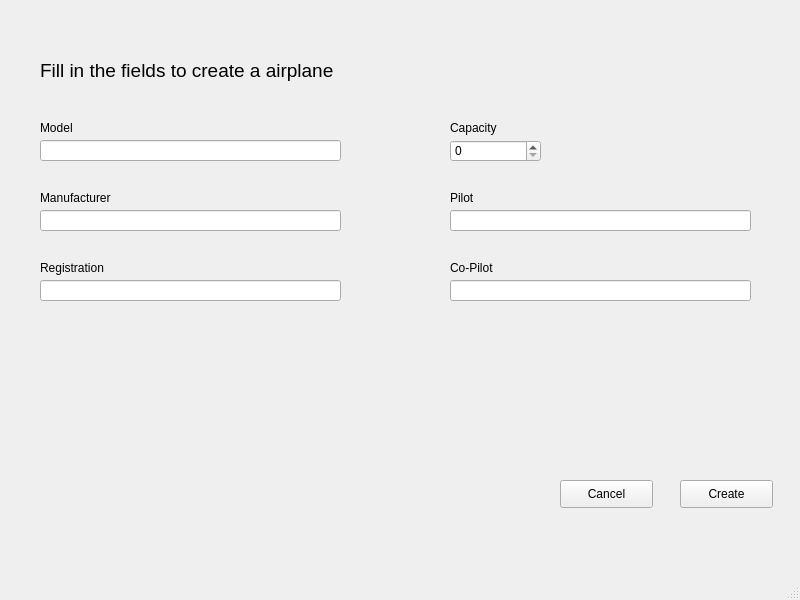
First picture: the form in GJR/views/createAirplane.ui, repository CaduRomaniello/GJR, before the edit.
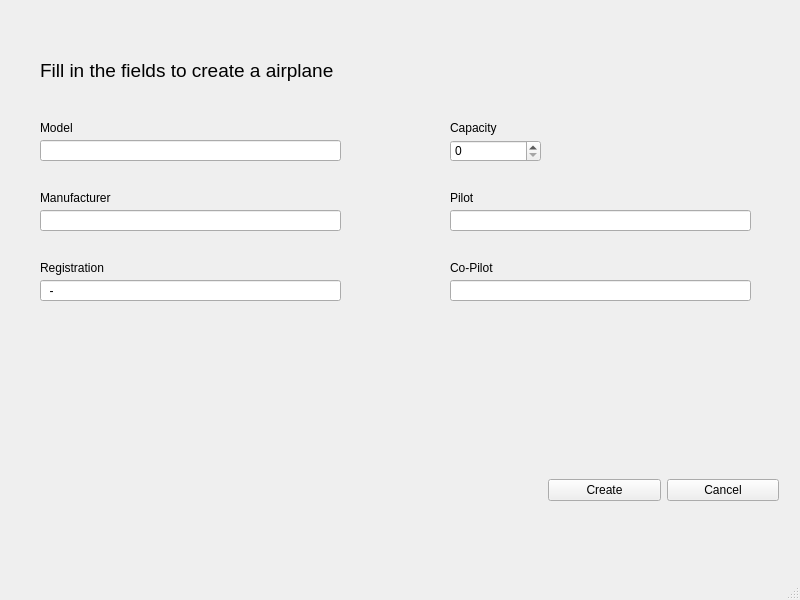
Second picture: the form after the edit.

```diff
--- a/GJR/views/createAirplane.ui
+++ b/GJR/views/createAirplane.ui
@@ -50,19 +50,6 @@
      <string>Co-Pilot</string>
     </property>
    </widget>
-   <widget class="QPushButton" name="button_create">
-    <property name="geometry">
-     <rect>
-      <x>680</x>
-      <y>480</y>
-      <width>93</width>
-      <height>28</height>
-     </rect>
-    </property>
-    <property name="text">
-     <string>Create</string>
-    </property>
-   </widget>
    <widget class="QLabel" name="label_field_capacity">
     <property name="geometry">
      <rect>
@@ -76,19 +63,6 @@
      <string>Capacity</string>
     </property>
    </widget>
-   <widget class="QPushButton" name="button_cancel">
-    <property name="geometry">
-     <rect>
-      <x>560</x>
-      <y>480</y>
-      <width>93</width>
-      <height>28</height>
-     </rect>
-    </property>
-    <property name="text">
-     <string>Cancel</string>
-    </property>
-   </widget>
    <widget class="QSpinBox" name="spin_box_capacity">
     <property name="geometry">
      <rect>
@@ -188,6 +162,24 @@
       <height>21</height>
      </rect>
     </property>
+    <property name="inputMask">
+     <string>&gt;AA-AAA</string>
+    </property>
+    <property name="text">
+     <string>-</string>
+    </property>
+    <property name="frame">
+     <bool>true</bool>
+    </property>
+    <property name="cursorPosition">
+     <number>0</number>
+    </property>
+    <property name="cursorMoveStyle">
+     <enum>Qt::LogicalMoveStyle</enum>
+    </property>
+    <property name="clearButtonEnabled">
+     <bool>false</bool>
+    </property>
    </widget>
    <widget class="QLineEdit" name="edit_field_model">
     <property name="geometry">
@@ -199,6 +191,32 @@
      </rect>
     </property>
    </widget>
+   <widget class="QWidget" name="horizontalLayoutWidget">
+    <property name="geometry">
+     <rect>
+      <x>548</x>
+      <y>450</y>
+      <width>231</width>
+      <height>80</height>
+     </rect>
+    </property>
+    <layout class="QHBoxLayout" name="horizontalLayout">
+     <item>
+      <widget class="QPushButton" name="button_create">
+       <property name="text">
+        <string>Create</string>
+       </property>
+      </widget>
+     </item>
+     <item>
+      <widget class="QPushButton" name="button_cancel">
+       <property name="text">
+        <string>Cancel</string>
+       </property>
+      </widget>
+     </item>
+    </layout>
+   </widget>
   </widget>
   <widget class="QMenuBar" name="menubar">
    <property name="geometry">
```
Left out of the diff: 2 changed lines with no effect on the pictures.
